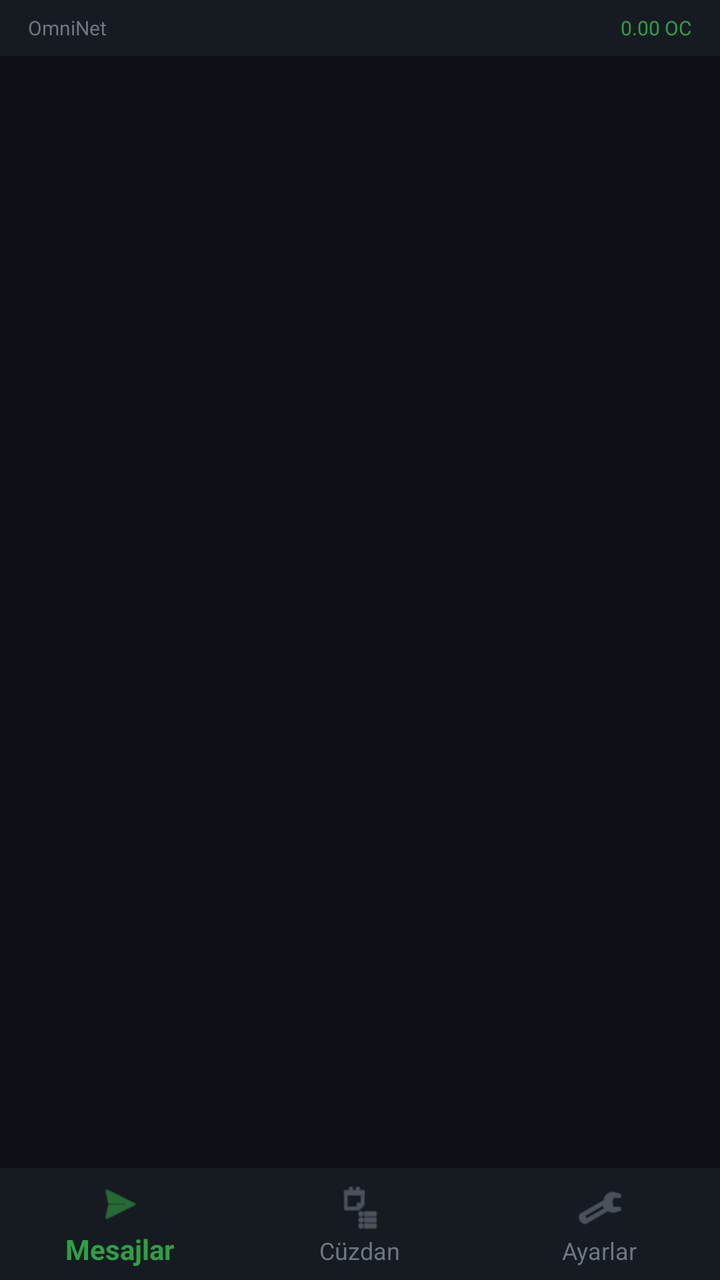
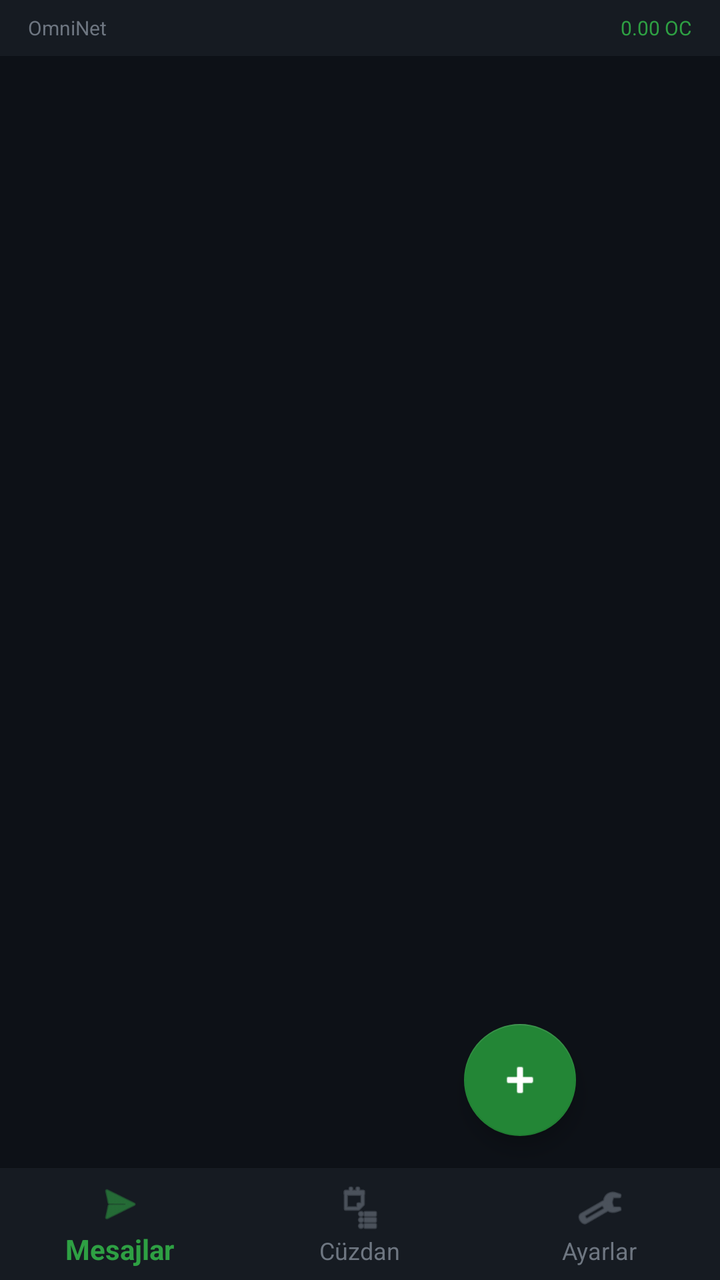

Two renders of the same Android screen: before a commit and after it. Below are the layout's source before the change and the commit's diff.
<!-- AndroidManifest.xml: application theme Theme.AppCompat.DayNight.NoActionBar -->
<!-- res/layout/activity_main.xml -->
<?xml version="1.0" encoding="utf-8"?>
<LinearLayout
    xmlns:android="http://schemas.android.com/apk/res/android"
    xmlns:app="http://schemas.android.com/apk/res-auto"
    android:layout_width="match_parent"
    android:layout_height="match_parent"
    android:orientation="vertical"
    android:background="#0D1117">

    <LinearLayout
        android:id="@+id/status_strip"
        android:layout_width="match_parent"
        android:layout_height="28dp"
        android:background="#161B22"
        android:orientation="horizontal"
        android:paddingLeft="14dp"
        android:paddingRight="14dp"
        android:gravity="center_vertical">

        <TextView
            android:id="@+id/tv_mesh_status"
            android:layout_width="0dp"
            android:layout_height="wrap_content"
            android:layout_weight="1"
            android:text="OmniNet"
            android:textColor="#6E7681"
            android:textSize="10sp"/>

        <TextView
            android:id="@+id/tv_balance_pill"
            android:layout_width="wrap_content"
            android:layout_height="wrap_content"
            android:text="0.00 OC"
            android:textColor="#2EA043"
            android:textSize="10sp"/>

    </LinearLayout>

    <FrameLayout
        android:id="@+id/fragment_container"
        android:layout_width="match_parent"
        android:layout_height="0dp"
        android:layout_weight="1"/>

    <com.google.android.material.bottomnavigation.BottomNavigationView
        android:id="@+id/bottom_nav"
        android:layout_width="match_parent"
        android:layout_height="wrap_content"
        android:background="#161B22"
        app:itemIconTint="@color/nav_selector"
        app:itemTextColor="@color/nav_selector"
        app:labelVisibilityMode="labeled"
        app:menu="@menu/bottom_nav"/>

</LinearLayout>
<!-- resources referenced by this layout -->
<resources>

</resources>

<!-- the commit's change to res/layout/activity_main.xml (unified diff, before → after) -->
@@ -1,55 +1,71 @@
 <?xml version="1.0" encoding="utf-8"?>
-<LinearLayout
+<androidx.coordinatorlayout.widget.CoordinatorLayout
     xmlns:android="http://schemas.android.com/apk/res/android"
     xmlns:app="http://schemas.android.com/apk/res-auto"
     android:layout_width="match_parent"
     android:layout_height="match_parent"
-    android:orientation="vertical"
     android:background="#0D1117">
 
     <LinearLayout
-        android:id="@+id/status_strip"
         android:layout_width="match_parent"
-        android:layout_height="28dp"
-        android:background="#161B22"
-        android:orientation="horizontal"
-        android:paddingLeft="14dp"
-        android:paddingRight="14dp"
-        android:gravity="center_vertical">
+        android:layout_height="match_parent"
+        android:orientation="vertical">
 
-        <TextView
-            android:id="@+id/tv_mesh_status"
-            android:layout_width="0dp"
+        <LinearLayout
+            android:id="@+id/status_strip"
+            android:layout_width="match_parent"
+            android:layout_height="28dp"
+            android:background="#161B22"
+            android:orientation="horizontal"
+            android:paddingLeft="14dp"
+            android:paddingRight="14dp"
+            android:gravity="center_vertical">
+
+            <TextView
+                android:id="@+id/tv_mesh_status"
+                android:layout_width="0dp"
+                android:layout_height="wrap_content"
+                android:layout_weight="1"
+                android:text="OmniNet"
+                android:textColor="#6E7681"
+                android:textSize="10sp"/>
+
+            <TextView
+                android:id="@+id/tv_balance_pill"
+                android:layout_width="wrap_content"
+                android:layout_height="wrap_content"
+                android:text="0.00 OC"
+                android:textColor="#2EA043"
+                android:textSize="10sp"/>
+
+        </LinearLayout>
+
+        <FrameLayout
+            android:id="@+id/fragment_container"
+            android:layout_width="match_parent"
+            android:layout_height="0dp"
+            android:layout_weight="1"/>
+
+        <com.google.android.material.bottomnavigation.BottomNavigationView
+            android:id="@+id/bottom_nav"
+            android:layout_width="match_parent"
             android:layout_height="wrap_content"
-            android:layout_weight="1"
-            android:text="OmniNet"
-            android:textColor="#6E7681"
-            android:textSize="10sp"/>
-
-        <TextView
-            android:id="@+id/tv_balance_pill"
-            android:layout_width="wrap_content"
-            android:layout_height="wrap_content"
-            android:text="0.00 OC"
-            android:textColor="#2EA043"
-            android:textSize="10sp"/>
+            android:background="#161B22"
+            app:itemIconTint="@color/nav_selector"
+            app:itemTextColor="@color/nav_selector"
+            app:labelVisibilityMode="labeled"
+            app:menu="@menu/bottom_nav"/>
 
     </LinearLayout>
 
-    <FrameLayout
-        android:id="@+id/fragment_container"
-        android:layout_width="match_parent"
-        android:layout_height="0dp"
-        android:layout_weight="1"/>
+    <com.google.android.material.floatingactionbutton.FloatingActionButton
+        android:id="@+id/fab_main"
+        android:layout_width="wrap_content"
+        android:layout_height="wrap_content"
+        android:layout_gravity="bottom|end"
+        android:layout_margin="72dp"
+        android:src="@android:drawable/ic_input_add"
+        app:backgroundTint="#238636"
+        app:tint="@android:color/white"/>
 
-    <com.google.android.material.bottomnavigation.BottomNavigationView
-        android:id="@+id/bottom_nav"
-        android:layout_width="match_parent"
-        android:layout_height="wrap_content"
-        android:background="#161B22"
-        app:itemIconTint="@color/nav_selector"
-        app:itemTextColor="@color/nav_selector"
-        app:labelVisibilityMode="labeled"
-        app:menu="@menu/bottom_nav"/>
-
-</LinearLayout>
+</androidx.coordinatorlayout.widget.CoordinatorLayout>
